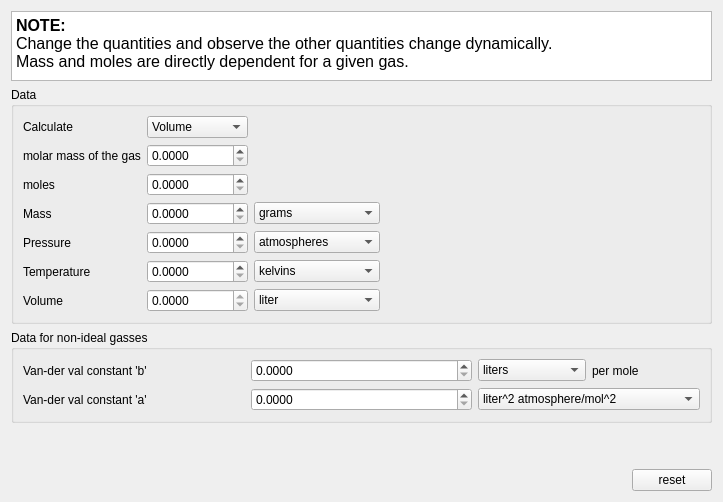
This is src/calculator/gasCalculator.ui in KDE/kalzium as Qt 5 draws it before an edit. The edited form follows.
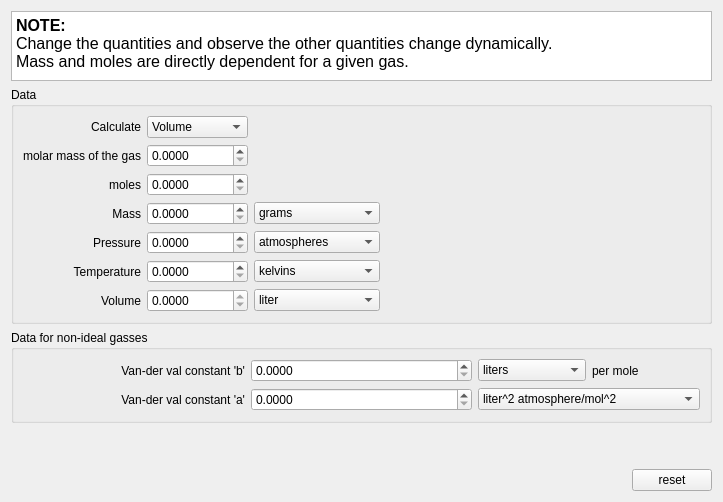
This is the edited form. Custom widgets are drawn as their Qt base class.

Commit message: Fixing an issue with comboBoxes in the concentration calculator. Fixing indentation of labels to the right.

The edit to the form file:
```diff
--- a/src/calculator/gasCalculator.ui
+++ b/src/calculator/gasCalculator.ui
@@ -36,6 +36,9 @@
         <property name="text">
          <string>molar mass of the gas</string>
         </property>
+        <property name="alignment">
+         <set>Qt::AlignRight|Qt::AlignTrailing|Qt::AlignVCenter</set>
+        </property>
        </widget>
       </item>
       <item row="1" column="1">
@@ -53,6 +56,9 @@
         <property name="text">
          <string>moles</string>
         </property>
+        <property name="alignment">
+         <set>Qt::AlignRight|Qt::AlignTrailing|Qt::AlignVCenter</set>
+        </property>
        </widget>
       </item>
       <item row="2" column="1">
@@ -70,6 +76,9 @@
         <property name="text">
          <string>Mass</string>
         </property>
+        <property name="alignment">
+         <set>Qt::AlignRight|Qt::AlignTrailing|Qt::AlignVCenter</set>
+        </property>
        </widget>
       </item>
       <item row="3" column="1">
@@ -134,6 +143,9 @@
         <property name="text">
          <string>Pressure</string>
         </property>
+        <property name="alignment">
+         <set>Qt::AlignRight|Qt::AlignTrailing|Qt::AlignVCenter</set>
+        </property>
        </widget>
       </item>
       <item row="4" column="1">
@@ -190,6 +202,9 @@
         <property name="text">
          <string>Temperature</string>
         </property>
+        <property name="alignment">
+         <set>Qt::AlignRight|Qt::AlignTrailing|Qt::AlignVCenter</set>
+        </property>
        </widget>
       </item>
       <item row="5" column="1">
@@ -236,6 +251,9 @@
         <property name="text">
          <string>Volume</string>
         </property>
+        <property name="alignment">
+         <set>Qt::AlignRight|Qt::AlignTrailing|Qt::AlignVCenter</set>
+        </property>
        </widget>
       </item>
       <item row="6" column="1">
@@ -298,6 +316,9 @@
         <property name="text">
          <string>Calculate</string>
         </property>
+        <property name="alignment">
+         <set>Qt::AlignRight|Qt::AlignTrailing|Qt::AlignVCenter</set>
+        </property>
        </widget>
       </item>
       <item row="0" column="1">
@@ -343,6 +364,9 @@
           <property name="text">
            <string>Van-der val constant 'b'</string>
           </property>
+          <property name="alignment">
+           <set>Qt::AlignRight|Qt::AlignTrailing|Qt::AlignVCenter</set>
+          </property>
          </widget>
         </item>
         <item row="1" column="0">
@@ -350,6 +374,9 @@
           <property name="text">
            <string>Van-der val constant 'a'</string>
           </property>
+          <property name="alignment">
+           <set>Qt::AlignRight|Qt::AlignTrailing|Qt::AlignVCenter</set>
+          </property>
          </widget>
         </item>
         <item row="0" column="1">
```
The commit also changes 3 other files.
